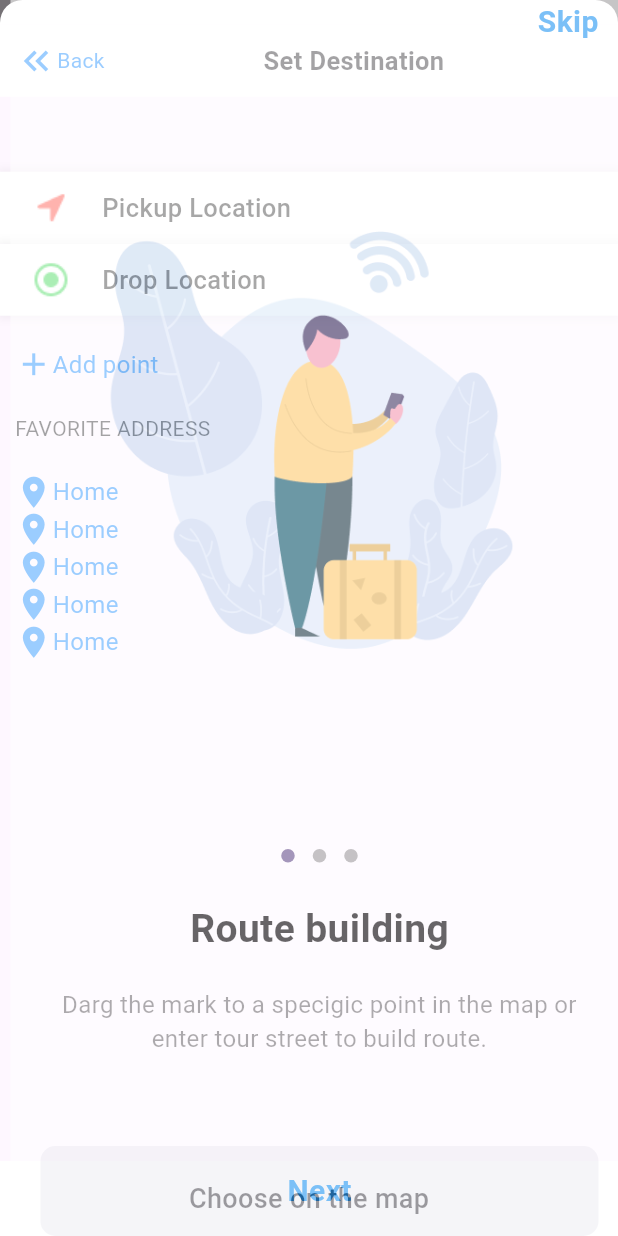
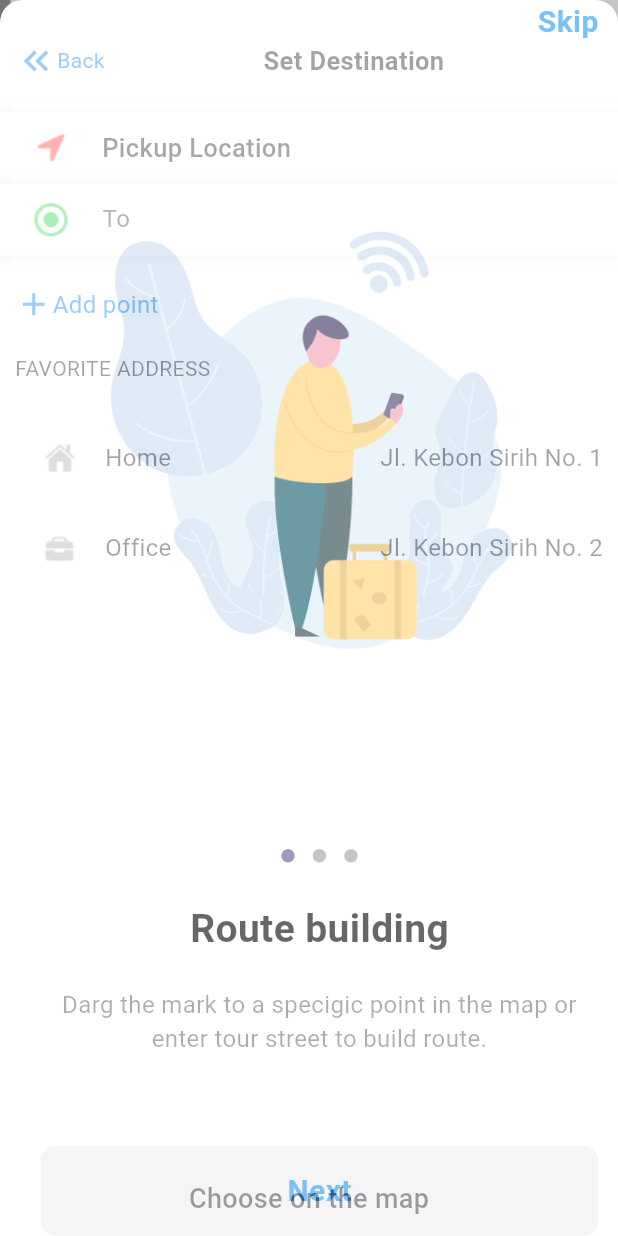
Before and after one commit to Bhuvanbuvan/happy-car, a Flutter app: the GoogleMapScreen screen opened by its route, after a tap on "Where are you going?", on a phone screen of 412 x 824 dp. Run offline on Flutter 3.47's test engine with Material 3 defaults, Android fonts, the phone set to English and light mode, and no system bars; drawn by our look-alikes of dots_indicator; our stand-ins replace dio, flutter_inset_shadow, get, get_it, google_maps_flutter.

Commit message:
home screen completed

```diff
--- a/lib/feature/presentation/Authorization/information/information_screen.dart
+++ b/lib/feature/presentation/Authorization/information/information_screen.dart
@@ -51,6 +51,7 @@ class _InformationScreenState extends State<InformationScreen> {
                         height: 30,
                       ),
                       InputTextField(
+                        inputType: TextInputType.name,
                         hintText: 'Your name',
                         lable: 'Name',
                         controller: controller.nameController,
--- a/lib/feature/presentation/Authorization/login/login.dart
+++ b/lib/feature/presentation/Authorization/login/login.dart
@@ -53,6 +53,7 @@ class _LoginState extends State<Login> {
                         height: 30,
                       ),
                       InputTextField(
+                        inputType: TextInputType.emailAddress,
                         hintText: 'Your email',
                         lable: 'Email',
                         controller: controller.emailController,
--- a/lib/feature/presentation/Authorization/otp_verify/otp_verify.dart
+++ b/lib/feature/presentation/Authorization/otp_verify/otp_verify.dart
@@ -76,6 +76,7 @@ class _OtpVerifyState extends State<OtpVerify> {
                         height: 30,
                       ),
                       InputTextField(
+                        inputType: TextInputType.number,
                         hintText: 'Enter the code',
                         lable: 'Code',
                         controller: controller.otpController,
--- a/lib/feature/presentation/Authorization/widgets/input_text_field.dart
+++ b/lib/feature/presentation/Authorization/widgets/input_text_field.dart
@@ -7,9 +7,9 @@ class InputTextField extends StatelessWidget {
     required this.lable,
     required this.hintText,
     required this.validator,
-    required this.height,
+    required this.height, required this.inputType,
   });
-
+  final TextInputType inputType;
   final TextEditingController controller;
   final String lable;
   final String hintText;
@@ -30,7 +30,7 @@ class InputTextField extends StatelessWidget {
           color: Colors.black87,
           fontWeight: FontWeight.w500,
         ),
-        keyboardType: TextInputType.phone,
+        keyboardType: inputType,
         decoration: InputDecoration(
           prefixIcon: Container(
             width: lable.length <= 7 ? 80 : 100, // Ensure a fixed width
--- a/lib/feature/presentation/home/home_page.dart
+++ b/lib/feature/presentation/home/home_page.dart
@@ -1,6 +1,9 @@
 import 'package:flutter/cupertino.dart';
 import 'package:flutter/material.dart';
+import 'package:get/get.dart';
+import 'package:get/get_core/src/get_main.dart';
 import 'package:google_maps_flutter/google_maps_flutter.dart';
+import 'package:happycar/controller/home_controller.dart';
 
 class GoogleMapScreen extends StatefulWidget {
   @override
@@ -9,7 +12,7 @@ class GoogleMapScreen extends StatefulWidget {
 
 class _GoogleMapScreenState extends State<GoogleMapScreen> {
   final LatLng _center = const LatLng(13.0827, 80.2707); // San Francisco
-
+  HomeController homeController = Get.put(HomeController());
   void _onMapCreated(GoogleMapController controller) {
     _mapController = controller;
   }
@@ -134,7 +137,8 @@ class _GoogleMapScreenState extends State<GoogleMapScreen> {
           )
         ],
       ),
-      bottomNavigationBar: SizedBox(
+      bottomNavigationBar: Container(
+        color: Colors.white,
         height: 90,
         child: Padding(
           padding: const EdgeInsets.symmetric(
@@ -188,7 +192,8 @@ class _GoogleMapScreenState extends State<GoogleMapScreen> {
                             style: TextStyle(
                               fontSize: 15,
                               color: Color.fromARGB(164, 3, 3, 3),
-                                fontWeight: FontWeight.w600),
+                              fontWeight: FontWeight.w600,
+                            ),
                           )
                         ],
                       ),
@@ -214,13 +219,16 @@ class _GoogleMapScreenState extends State<GoogleMapScreen> {
           ),
         ),
         context: context,
-      builder: (context) => DraggableScrollableSheet(
+        builder: (context) {
+          return StatefulBuilder(builder: (context, setState) {
+            return DraggableScrollableSheet(
               expand: true,
               initialChildSize: 0.98, // Adjust this to leave 50px space
               minChildSize: 0.98, // Prevent dragging down
               maxChildSize: 0.98, // Prevent expanding beyond this
               builder: (context, scrollController) {
                 return Scaffold(
+                  backgroundColor: const Color.fromARGB(95, 255, 255, 255),
                   body: Column(
                     crossAxisAlignment: CrossAxisAlignment.start,
                     children: [
@@ -239,7 +247,8 @@ class _GoogleMapScreenState extends State<GoogleMapScreen> {
                                     Row(
                                       children: [
                                         Icon(
-                                    Icons.keyboard_double_arrow_left_sharp,
+                                          Icons
+                                              .keyboard_double_arrow_left_sharp,
                                           color: Color(0xFF0A84FF),
                                           size: 28,
                                         ),
@@ -274,16 +283,22 @@ class _GoogleMapScreenState extends State<GoogleMapScreen> {
                       ),
                       //customer pickup location and drop location
                       SizedBox(
-                  height: 50,
+                        height: 10,
                       ),
                       Column(
                         children: [
                           pickLocation(
                             icon: 'assets/icons/location.png',
-                        title: 'Pickup Location'),
+                            title: 'Pickup Location',
+                            isTextBox: false,
+                            setState: setState,
+                          ),
                           pickLocation(
                             icon: 'assets/icons/poin b.png',
-                        title: 'Drop Location'),
+                            title: 'Drop Location',
+                            isTextBox: true,
+                            setState: setState, // Pass `setState`
+                          ),
                         ],
                       ),
                       SizedBox(
@@ -330,22 +345,31 @@ class _GoogleMapScreenState extends State<GoogleMapScreen> {
                       Expanded(
                         child: ListView.builder(
                           scrollDirection: Axis.vertical,
-                    itemCount: 5,
+                          itemCount: homeController.favorite.length,
                           itemBuilder: (context, index) {
                             return Padding(
-                        padding: const EdgeInsets.symmetric(horizontal: 10.0),
+                              padding:
+                                  const EdgeInsets.symmetric(horizontal: 10.0),
                               child: Row(
                                 children: [
-                            Icon(
-                              Icons.location_on,
-                              color: Color(0xFF0A84FF),
-                              size: 25,
+                                  Image.asset(
+                                    homeController.favorite[index].icon,
+                                    width: 60,
+                                    height: 60,
                                   ),
                                   Text(
-                              "Home",
+                                    homeController.favorite[index].name,
                                     style: TextStyle(
-                                color: Color(0xFF0A84FF),
                                       fontSize: 16,
+                                    ),
+                                  ),
+                                  Expanded(
+                                    child: Text(
+                                      textAlign: TextAlign.end,
+                                      homeController.favorite[index].address,
+                                      style: TextStyle(
+                                        fontSize: 16,
+                                      ),
                                     ),
                                   ),
                                 ],
@@ -354,9 +378,7 @@ class _GoogleMapScreenState extends State<GoogleMapScreen> {
                           },
                         ),
                       ),
-              ],
-            ),
-            bottomNavigationBar: Container(
+                      Container(
                         width: double.infinity,
                         height: 50,
                         color: Colors.white,
@@ -370,15 +392,20 @@ class _GoogleMapScreenState extends State<GoogleMapScreen> {
                           ),
                         ),
                       ),
+                    ],
+                  ),
                 );
               },
-      ),
             );
+          });
+        });
   }
 
   Widget pickLocation({
     required String title,
     required String icon,
+    required bool isTextBox,
+    required void Function(void Function()) setState,
   }) {
     return Container(
       width: double.infinity,
@@ -397,14 +424,35 @@ class _GoogleMapScreenState extends State<GoogleMapScreen> {
         padding: const EdgeInsets.symmetric(horizontal: 20.0),
         child: Row(
           children: [
-            Image.asset(
-              icon,
+            Image.asset(icon),
+            SizedBox(width: 20),
+            Expanded(
+              child: isTextBox
+                  ? TextFormField(
+                      controller: homeController.toLocationController,
+                      decoration: InputDecoration(
+                        hintText: "To",
+                        border: InputBorder.none,
+                        suffixIcon: homeController
+                                .toLocationController.text.isNotEmpty
+                            ? InkWell(
+                                onTap: () {
+                                  homeController.toLocationController.clear();
+                                  setState(() {}); // Refresh UI
+                                },
+                                child: const Icon(
+                                  Icons.cancel,
+                                  color: Colors.black38,
+                                  size: 20,
                                 ),
-            SizedBox(
-              width: 20,
+                              )
+                            : null,
                       ),
-            Expanded(
-              child: Text(
+                      onChanged: (value) {
+                        setState(() {}); // Refresh UI on text change
+                      },
+                    )
+                  : Text(
                       title,
                       style: TextStyle(
                         fontSize: 17,
@@ -412,7 +460,7 @@ class _GoogleMapScreenState extends State<GoogleMapScreen> {
                         fontWeight: FontWeight.w500,
                       ),
                     ),
-            )
+            ),
           ],
         ),
       ),
```
Also changed, not shown: lib/controller/home_controller.dart (added, +30 -0 lines), assets/icons/home.png (added), assets/icons/work.png (added). Lines whose indentation alone changed are shown as unchanged.
